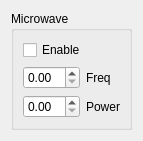
Above: src/qudi/gui/ple/microwave_widget.ui from bbuusshh/scudi before the change. Below: the same form after it.
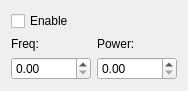
That is the form after the change. Custom widgets are drawn as their Qt base class.

Commit message: fixed width spin boxes

```diff
--- a/src/qudi/gui/ple/microwave_widget.ui
+++ b/src/qudi/gui/ple/microwave_widget.ui
@@ -6,27 +6,21 @@
    <rect>
     <x>0</x>
     <y>0</y>
-    <width>132</width>
-    <height>124</height>
+    <width>184</width>
+    <height>80</height>
    </rect>
   </property>
+  <property name="sizePolicy">
+   <sizepolicy hsizetype="Expanding" vsizetype="Expanding">
+    <horstretch>0</horstretch>
+    <verstretch>0</verstretch>
+   </sizepolicy>
+  </property>
   <property name="windowTitle">
    <string>Form</string>
   </property>
   <layout class="QGridLayout" name="gridLayout">
    <item row="0" column="0">
-    <widget class="QGroupBox" name="groupBox">
-     <property name="sizePolicy">
-      <sizepolicy hsizetype="Expanding" vsizetype="Expanding">
-       <horstretch>0</horstretch>
-       <verstretch>0</verstretch>
-      </sizepolicy>
-     </property>
-     <property name="title">
-      <string>Microwave</string>
-     </property>
-     <layout class="QGridLayout" name="gridLayout_2">
-      <item row="0" column="0">
        <widget class="QCheckBox" name="checkBox">
         <property name="text">
          <string>Enable</string>
@@ -34,38 +28,60 @@
        </widget>
       </item>
       <item row="1" column="0">
-       <layout class="QHBoxLayout" name="horizontalLayout">
-        <item>
-         <widget class="QDoubleSpinBox" name="doubleSpinBox"/>
-        </item>
-        <item>
          <widget class="QLabel" name="label">
           <property name="text">
-           <string>Freq</string>
+      <string>Freq:</string>
           </property>
          </widget>
         </item>
-       </layout>
-      </item>
-      <item row="2" column="0">
-       <layout class="QHBoxLayout" name="horizontalLayout_3">
-        <item>
-         <widget class="QDoubleSpinBox" name="doubleSpinBox_3"/>
-        </item>
-        <item>
+   <item row="1" column="1">
          <widget class="QLabel" name="label_3">
           <property name="text">
-           <string>Power</string>
+      <string>Power:</string>
           </property>
          </widget>
         </item>
-       </layout>
-      </item>
-     </layout>
+   <item row="2" column="0">
+    <widget class="ScienDSpinBox" name="doubleSpinBox">
+     <property name="sizePolicy">
+      <sizepolicy hsizetype="Preferred" vsizetype="Fixed">
+       <horstretch>0</horstretch>
+       <verstretch>0</verstretch>
+      </sizepolicy>
+     </property>
+     <property name="minimumSize">
+      <size>
+       <width>80</width>
+       <height>0</height>
+      </size>
+     </property>
+    </widget>
+   </item>
+   <item row="2" column="1">
+    <widget class="ScienDSpinBox" name="doubleSpinBox_3">
+     <property name="sizePolicy">
+      <sizepolicy hsizetype="Preferred" vsizetype="Fixed">
+       <horstretch>0</horstretch>
+       <verstretch>0</verstretch>
+      </sizepolicy>
+     </property>
+     <property name="minimumSize">
+      <size>
+       <width>80</width>
+       <height>0</height>
+      </size>
+     </property>
     </widget>
    </item>
   </layout>
  </widget>
+ <customwidgets>
+  <customwidget>
+   <class>ScienDSpinBox</class>
+   <extends>QDoubleSpinBox</extends>
+   <header>qudi.util.widgets.scientific_spinbox.h</header>
+  </customwidget>
+ </customwidgets>
  <resources/>
  <connections/>
 </ui>
```
Lines whose indentation alone changed are shown as unchanged. The commit also changes 3 other files.
